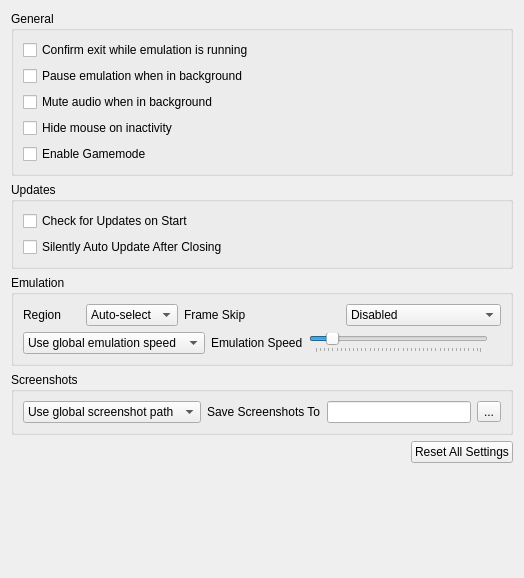
Above: src/citra_qt/configuration/configure_general.ui from rtiangha/bravely-offline-citra before the change. Below: the same form after it.
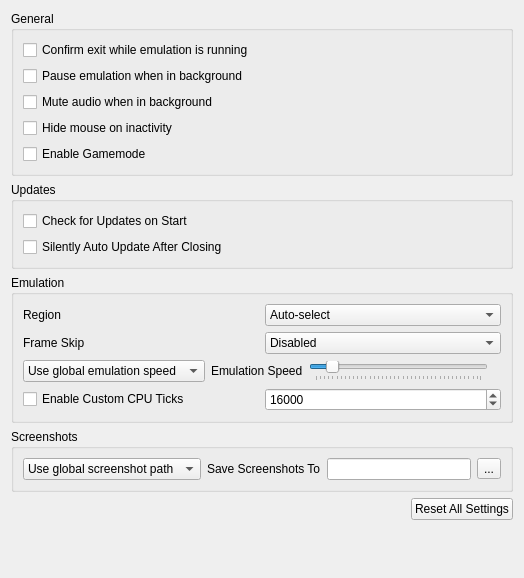
That is the form after the change.

Patch:
```diff
--- a/src/citra_qt/configuration/configure_general.ui
+++ b/src/citra_qt/configuration/configure_general.ui
@@ -90,21 +90,6 @@
        </property>
        <layout class="QVBoxLayout" name="verticalLayout_2">
         <item>
-         <widget class="QWidget" name="widget_frame_skip" native="true">
-          <layout class="QHBoxLayout" name="frameskip_layout">
-           <property name="leftMargin">
-            <number>0</number>
-           </property>
-           <property name="topMargin">
-            <number>0</number>
-           </property>
-           <property name="rightMargin">
-            <number>0</number>
-           </property>
-           <property name="bottomMargin">
-            <number>0</number>
-           </property>
-        <item>
          <widget class="QWidget" name="widget_region" native="true">
           <layout class="QHBoxLayout" name="region_layout">
            <property name="leftMargin">
@@ -173,6 +158,21 @@
           </layout>
          </widget>
         </item>
+        <item>
+         <widget class="QWidget" name="widget_frame_skip" native="true">
+          <layout class="QHBoxLayout" name="frameskip_layout">
+           <property name="leftMargin">
+            <number>0</number>
+           </property>
+           <property name="topMargin">
+            <number>0</number>
+           </property>
+           <property name="rightMargin">
+            <number>0</number>
+           </property>
+           <property name="bottomMargin">
+            <number>0</number>
+           </property>
            <item>
             <widget class="QLabel" name="frame_skip_label">
              <property name="toolTip">
@@ -289,6 +289,33 @@
           </layout>
          </widget>
         </item>
+        <item>
+         <layout class="QHBoxLayout" name="custom_cpu_ticks_layout">
+          <item>
+           <widget class="QCheckBox" name="toggle_custom_cpu_ticks">
+            <property name="toolTip">
+             <string>&lt;html&gt;&lt;body&gt;Set a custom value of CPU ticks. Higher values can increase performance but if they're too high, it may cause the game to freeze. A range of 77-21000 is recommended.&lt;/body&gt;&lt;/html&gt;</string>
+            </property>
+            <property name="text">
+             <string>Enable Custom CPU Ticks</string>
+            </property>
+           </widget>
+          </item>
+          <item>
+           <widget class="QSpinBox" name="custom_cpu_ticks_spinbox">
+            <property name="minimum">
+              <number>77</number>
+            </property>
+            <property name="maximum">
+             <number>65535</number>
+            </property>
+            <property name="value">
+             <number>16000</number>
+            </property>
+           </widget>
+          </item>
+         </layout>
+        </item>
        </layout>
       </widget>
      </item>
```
Left out of the diff: 21 changed lines with no effect on the pictures.
